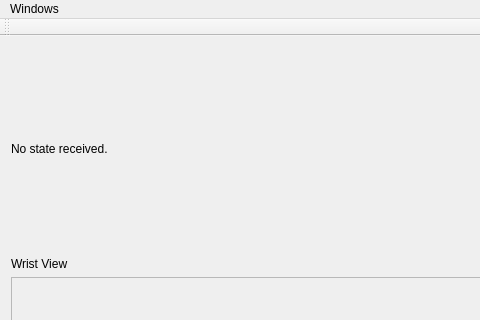
Old version of the form src/qtgui/mainwindow.ui in the repository h2r/ein; both pictures show x 0 to 480 and y 0 to 320 of the 779 by 514 pixel window.
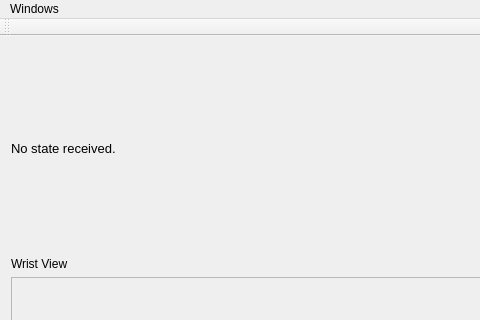
New version of the form.

```diff
--- a/src/qtgui/mainwindow.ui
+++ b/src/qtgui/mainwindow.ui
@@ -57,9 +57,17 @@
     </item>
     <item row="0" column="0">
      <widget class="QLabel" name="stateLabel">
+      <property name="font">
+       <font>
+        <pointsize>10</pointsize>
+       </font>
+      </property>
       <property name="text">
        <string>No state received.</string>
       </property>
+      <property name="textInteractionFlags">
+       <set>Qt::LinksAccessibleByMouse|Qt::TextSelectableByKeyboard|Qt::TextSelectableByMouse</set>
+      </property>
      </widget>
     </item>
    </layout>
```
